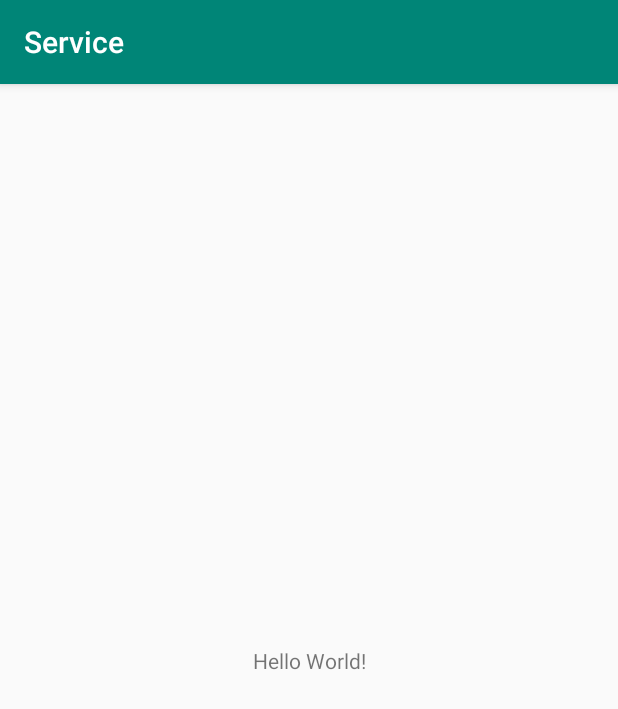
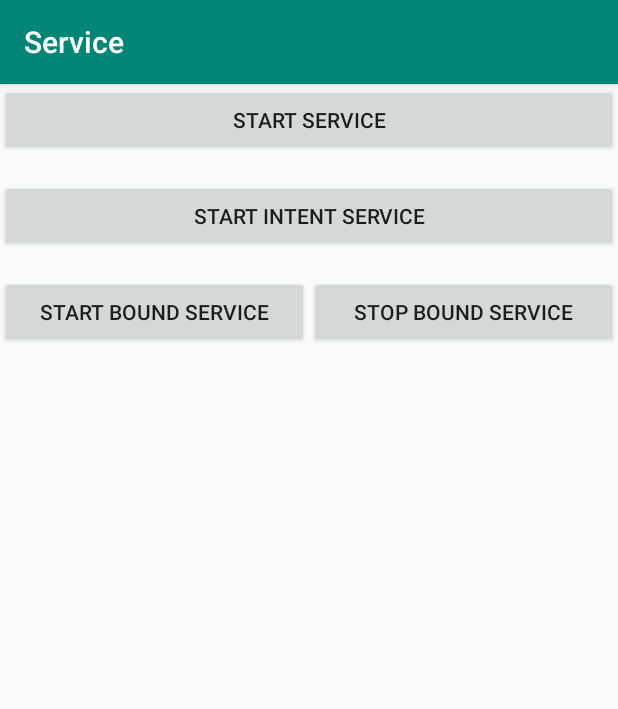
Before and after one commit to arinadi/Android-Service, an Android app: the screen it shows after launch (MainActivity), on a phone screen of 412 x 824 dp. Shown: the top 709 px of the screen. Run offline under Robolectric (Android 15) with nearby library versions, the phone set to English and light mode, and no system bars.

Commit message:
start service & StopSelf

```diff
--- a/app/src/main/AndroidManifest.xml
+++ b/app/src/main/AndroidManifest.xml
@@ -16,6 +16,11 @@
                 <category android:name="android.intent.category.LAUNCHER" />
             </intent-filter>
         </activity>
+
+        <service
+            android:name=".OriginService"
+            android:enabled="true"
+            android:exported="true"></service>
     </application>
 
 </manifest>
--- a/app/src/main/java/com/dicoding/service/MainActivity.java
+++ b/app/src/main/java/com/dicoding/service/MainActivity.java
@@ -1,13 +1,53 @@
 package com.dicoding.service;
 
+import android.content.Intent;
 import android.support.v7.app.AppCompatActivity;
 import android.os.Bundle;
+import android.view.View;
+import android.widget.Button;
 
-public class MainActivity extends AppCompatActivity {
+public class MainActivity extends AppCompatActivity implements View.OnClickListener     {
+
+    private Button btnStartService;
+    private Button btnStartIntentService;
+    private Button btnStartBoundService;
+    private Button btnStopBoundService;
 
     @Override
     protected void onCreate(Bundle savedInstanceState) {
         super.onCreate(savedInstanceState);
         setContentView(R.layout.activity_main);
+
+        btnStartService = findViewById(R.id.btn_start_service);
+        btnStartService.setOnClickListener(this);
+        btnStartIntentService = findViewById(R.id.btn_start_intent_service);
+        btnStartIntentService.setOnClickListener(this);
+        btnStartBoundService = findViewById(R.id.btn_start_bound_service);
+        btnStartBoundService.setOnClickListener(this);
+        btnStopBoundService = findViewById(R.id.btn_stop_bound_service);
+        btnStopBoundService.setOnClickListener(this);
+
+    }
+
+    @Override
+    public void onClick(View v) {
+        switch (v.getId()) {
+            case R.id.btn_start_service:
+                Intent mStartServiceIntent = new Intent(MainActivity.this, OriginService.class);
+                startService(mStartServiceIntent);
+
+                break;
+            case R.id.btn_start_intent_service:
+
+                break;
+            case R.id.btn_start_bound_service:
+
+                break;
+            case R.id.btn_stop_bound_service:
+
+                break;
+
+        }
+
     }
 }
--- a/app/src/main/res/layout/activity_main.xml
+++ b/app/src/main/res/layout/activity_main.xml
@@ -1,18 +1,41 @@
 <?xml version="1.0" encoding="utf-8"?>
-<android.support.constraint.ConstraintLayout xmlns:android="http://schemas.android.com/apk/res/android"
+<LinearLayout xmlns:android="http://schemas.android.com/apk/res/android"
     xmlns:app="http://schemas.android.com/apk/res-auto"
     xmlns:tools="http://schemas.android.com/tools"
     android:layout_width="match_parent"
     android:layout_height="match_parent"
+    android:orientation="vertical"
     tools:context=".MainActivity">
 
-    <TextView
-        android:layout_width="wrap_content"
+    <Button
+        android:id="@+id/btn_start_service"
+        android:layout_width="match_parent"
         android:layout_height="wrap_content"
-        android:text="Hello World!"
-        app:layout_constraintBottom_toBottomOf="parent"
-        app:layout_constraintLeft_toLeftOf="parent"
-        app:layout_constraintRight_toRightOf="parent"
-        app:layout_constraintTop_toTopOf="parent" />
-
-</android.support.constraint.ConstraintLayout>
+        android:text="@string/start_service"
+        android:layout_marginBottom="@dimen/activity_vertical_margin"/>
+    <Button
+        android:id="@+id/btn_start_intent_service"
+        android:layout_width="match_parent"
+        android:layout_height="wrap_content"
+        android:text="@string/start_intent_service"
+        android:layout_marginBottom="@dimen/activity_vertical_margin"/>
+    <LinearLayout
+        android:layout_width="match_parent"
+        android:layout_height="wrap_content"
+        android:orientation="horizontal"
+        android:weightSum="2"
+        android:gravity="center">
+        <Button
+            android:id="@+id/btn_start_bound_service"
+            android:layout_width="0dp"
+            android:layout_height="wrap_content"
+            android:text="@string/start_bound_service"
+            android:layout_weight="1"/>
+        <Button
+            android:id="@+id/btn_stop_bound_service"
+            android:layout_width="0dp"
+            android:layout_height="wrap_content"
+            android:text="@string/stop_bound_service"
+            android:layout_weight="1" />
+    </LinearLayout>
+</LinearLayout>
--- /dev/null
+++ b/app/src/main/res/values/dimens.xml
@@ -0,0 +1,4 @@
+<?xml version="1.0" encoding="utf-8"?>
+<resources>
+    <dimen name="activity_vertical_margin">16dp</dimen>
+</resources>
--- a/app/src/main/res/values/strings.xml
+++ b/app/src/main/res/values/strings.xml
@@ -1,3 +1,7 @@
 <resources>
     <string name="app_name">Service</string>
+    <string name="start_service">Start Service</string>
+    <string name="start_intent_service">Start Intent Service</string>
+    <string name="start_bound_service">Start Bound Service</string>
+    <string name="stop_bound_service">Stop bound Service</string>
 </resources>
```
Also changed, not shown: app/src/main/java/com/dicoding/service/OriginService.java (added, +87 -0 lines).
